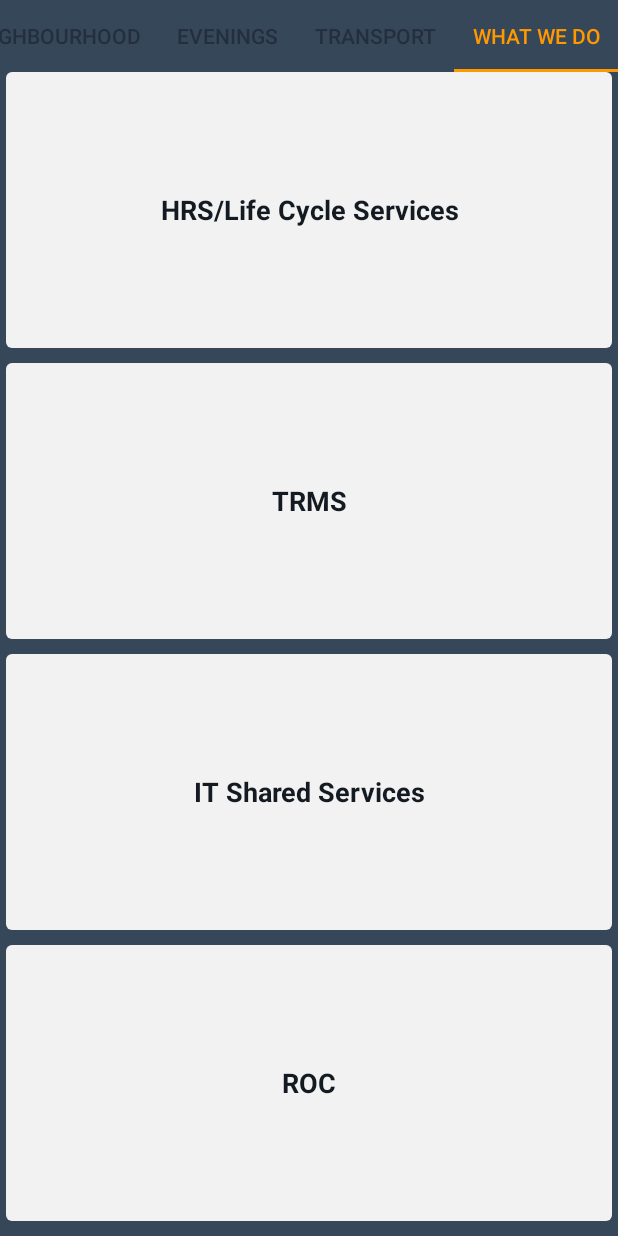
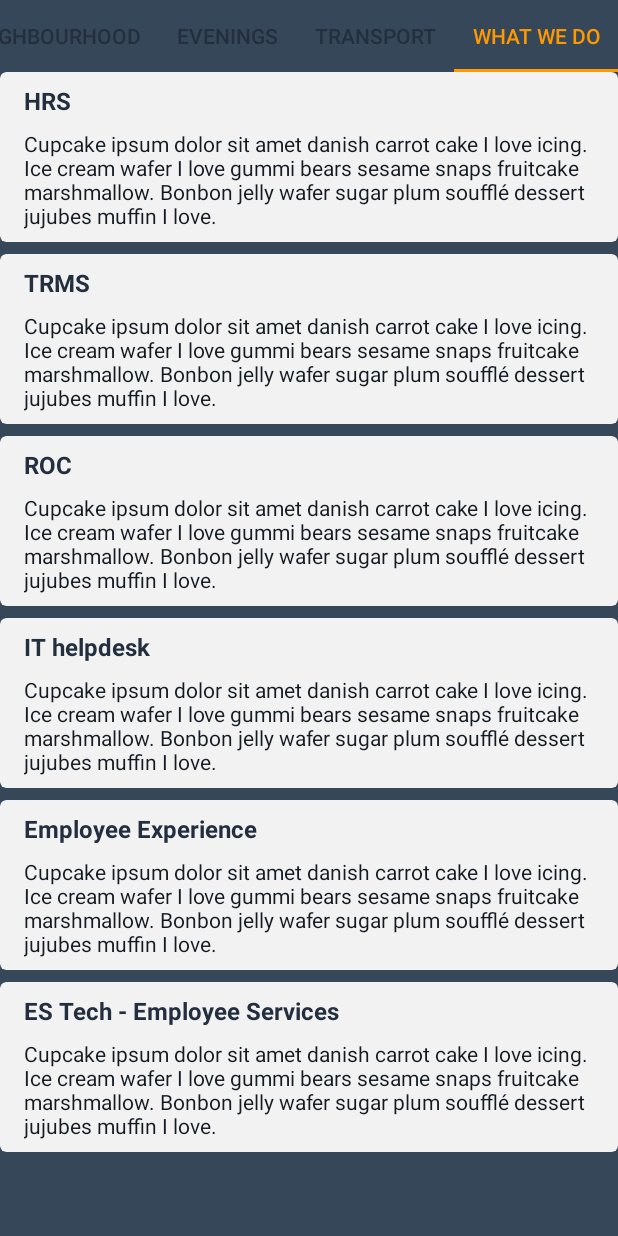
Before and after one commit to wuujcik/PRG14, an Android app: the screen it shows after launch (MainActivity), tab 5 chosen, on a phone screen of 412 x 824 dp. Run offline under Robolectric (Android 15) with nearby library versions, the phone set to English and light mode, and no system bars.

Commit message:
updated structure of BusinessFragmment

```diff
--- a/app/src/main/java/com/wuujcik/prg14/fragments/BusinessesFragment.java
+++ b/app/src/main/java/com/wuujcik/prg14/fragments/BusinessesFragment.java
@@ -6,9 +6,11 @@ import android.support.v4.app.Fragment;
 import android.view.LayoutInflater;
 import android.view.View;
 import android.view.ViewGroup;
-
+import android.widget.ListView;
+import com.wuujcik.prg14.Place;
+import com.wuujcik.prg14.PlaceAdapter;
 import com.wuujcik.prg14.R;
-
+import java.util.ArrayList;
 
 /**
  * A simple {@link Fragment} subclass.
@@ -25,7 +27,23 @@ public class BusinessesFragment extends Fragment {
     public View onCreateView(LayoutInflater inflater, ViewGroup container,
                              Bundle savedInstanceState) {
         // Inflate the layout for this fragment
-        View rootView = inflater.inflate(R.layout.fragment_businesses, container, false);
+        View rootView = inflater.inflate(R.layout.list_view, container, false);
+
+        //the list of all businesses that should be shown on the app
+        final ArrayList<Place> businessPlace = new ArrayList<>();
+        businessPlace.add(new Place(getString(R.string.name_hrs), getString(R.string.description_loremipsum)));
+        businessPlace.add(new Place(getString(R.string.name_trms), getString(R.string.description_loremipsum)));
+        businessPlace.add(new Place(getString(R.string.name_roc), getString(R.string.description_loremipsum)));
+        businessPlace.add(new Place(getString(R.string.name_it), getString(R.string.description_loremipsum)));
+        businessPlace.add(new Place(getString(R.string.name_learning), getString(R.string.description_loremipsum)));
+        businessPlace.add(new Place(getString(R.string.name_es_tech), getString(R.string.description_loremipsum)));
+
+
+        //sets the layout to use PlaceAdapter
+        PlaceAdapter adapter = new PlaceAdapter(getActivity(), businessPlace);
+        ListView listView = (ListView) rootView.findViewById(R.id.list_view);
+
+        listView.setAdapter(adapter);
 
         return rootView;
     }
--- a/app/src/main/java/com/wuujcik/prg14/fragments/TransportationFragment.java
+++ b/app/src/main/java/com/wuujcik/prg14/fragments/TransportationFragment.java
@@ -36,7 +36,7 @@ public class TransportationFragment extends Fragment {
         // Inflate the layout for this fragment
         final View rootView = inflater.inflate(R.layout.list_view, container, false);
 
-        //the list of all restaurants that should be shown on the app
+        //the list of all transport elements that should be shown on the app
         final ArrayList<Place> transportPlace = new ArrayList<>();
         transportPlace.add(new Place(getString(R.string.name_transportOverview), getString(R.string.description_transportOverview)));
         transportPlace.add(new Place(getString(R.string.name_ticketPrices), getString(R.string.description_ticketPrices), getString(R.string.website_ticketPrices)));
--- a/app/src/main/res/values/strings.xml
+++ b/app/src/main/res/values/strings.xml
@@ -6,7 +6,7 @@
     <string name="Where">Where we are:</string>
     <string name="address">Sokolovská 268/115\nKarlín\n180 00 Praha 8\nCzech Republic</string>
     <string name="How_to_find">How to get to the office:</string>
-    <string name="transport"><u>Metro:</u> Invalidovna (yellow line)\n<u>Tram:</u> 3, 8, 24, 92\n<u>Bus:</u> H1</string>
+    <string name="transport"><u>Metro:</u> Invalidovna (line B - yellow)\n<u>Tram:</u> 3, 8, 24, 92\n<u>Bus:</u> H1</string>
 
     <string name="name_sushiTime">Sushi Time</string>
     <string name="name_fastGood">FastGood</string>
@@ -70,6 +70,13 @@
     <string name="website_WhereToBuyTickets">http://www.dpp.cz/en/ticket-dispensers/</string>
     <string name="website_litackaApp"><![CDATA[https://play.google.com/store/apps/details?id=cz.dpp.praguepublictransport&hl=csv]]></string>
     <string name="website_litackaCard">https://www.pidlitacka.cz/registration</string>
+    <string name="description_loremipsum">Cupcake ipsum dolor sit amet danish carrot cake I love icing. Ice cream wafer I love gummi bears sesame snaps fruitcake marshmallow. Bonbon jelly wafer sugar plum soufflé dessert jujubes muffin I love.</string>
+    <string name="name_hrs">HRS</string>
+    <string name="name_trms">TRMS</string>
+    <string name="name_roc">ROC</string>
+    <string name="name_it">IT helpdesk</string>
+    <string name="name_learning">Employee Experience</string>
+    <string name="name_es_tech">ES Tech - Employee Services</string>
 
 
 </resources>
```
Also changed, not shown: app/src/main/AndroidManifest.xml (+12 -3 lines), app/src/main/java/com/wuujcik/prg14/MainActivity.java (+17 -10 lines), app/src/main/java/com/wuujcik/prg14/neighbourhood/NeighbourCurrency.java (added, +29 -0 lines), app/src/main/res/layout/activity_neighbour_currency.xml (added, +9 -0 lines), app/src/main/res/layout/activity_transport_overview.xml (deleted, +0 -16 lines), app/src/main/res/layout/fragment_neighbourhood.xml (+23 -12 lines).
